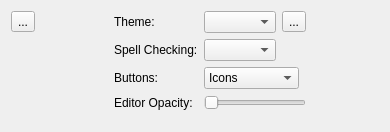
Old version of the form marave/prefs.ui in the repository xMoad/marave.
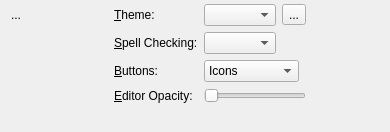
New version of the form. Icons and pictures are not drawn.

Patch:
```diff
--- a/marave/prefs.ui
+++ b/marave/prefs.ui
@@ -14,6 +14,18 @@
    <string>Form</string>
   </property>
   <layout class="QHBoxLayout" name="horizontalLayout_2">
+   <property name="leftMargin">
+    <number>4</number>
+   </property>
+   <property name="topMargin">
+    <number>4</number>
+   </property>
+   <property name="rightMargin">
+    <number>4</number>
+   </property>
+   <property name="bottomMargin">
+    <number>2</number>
+   </property>
    <item>
     <layout class="QVBoxLayout" name="verticalLayout">
      <item>
@@ -25,6 +37,12 @@
         <iconset resource="icons.qrc">
          <normaloff>:/icons/close.svg</normaloff>:/icons/close.svg</iconset>
        </property>
+       <property name="shortcut">
+        <string>Esc</string>
+       </property>
+       <property name="autoRaise">
+        <bool>true</bool>
+       </property>
       </widget>
      </item>
      <item>
@@ -63,7 +81,10 @@
      <item row="0" column="0">
       <widget class="QLabel" name="label_2">
        <property name="text">
-        <string>Theme:</string>
+        <string>&amp;Theme:</string>
+       </property>
+       <property name="buddy">
+        <cstring>themeList</cstring>
        </property>
       </widget>
      </item>
@@ -91,7 +112,10 @@
      <item row="1" column="0">
       <widget class="QLabel" name="label">
        <property name="text">
-        <string>Spell Checking:</string>
+        <string>&amp;Spell Checking:</string>
+       </property>
+       <property name="buddy">
+        <cstring>langBox</cstring>
        </property>
       </widget>
      </item>
@@ -101,7 +125,10 @@
      <item row="2" column="0">
       <widget class="QLabel" name="label_3">
        <property name="text">
-        <string>Buttons:</string>
+        <string>&amp;Buttons:</string>
+       </property>
+       <property name="buddy">
+        <cstring>buttonStyle</cstring>
        </property>
       </widget>
      </item>
@@ -127,7 +154,10 @@
      <item row="3" column="0">
       <widget class="QLabel" name="label_4">
        <property name="text">
-        <string>Editor Opacity:</string>
+        <string>&amp;Editor Opacity:</string>
+       </property>
+       <property name="buddy">
+        <cstring>opacity</cstring>
        </property>
       </widget>
      </item>
```
